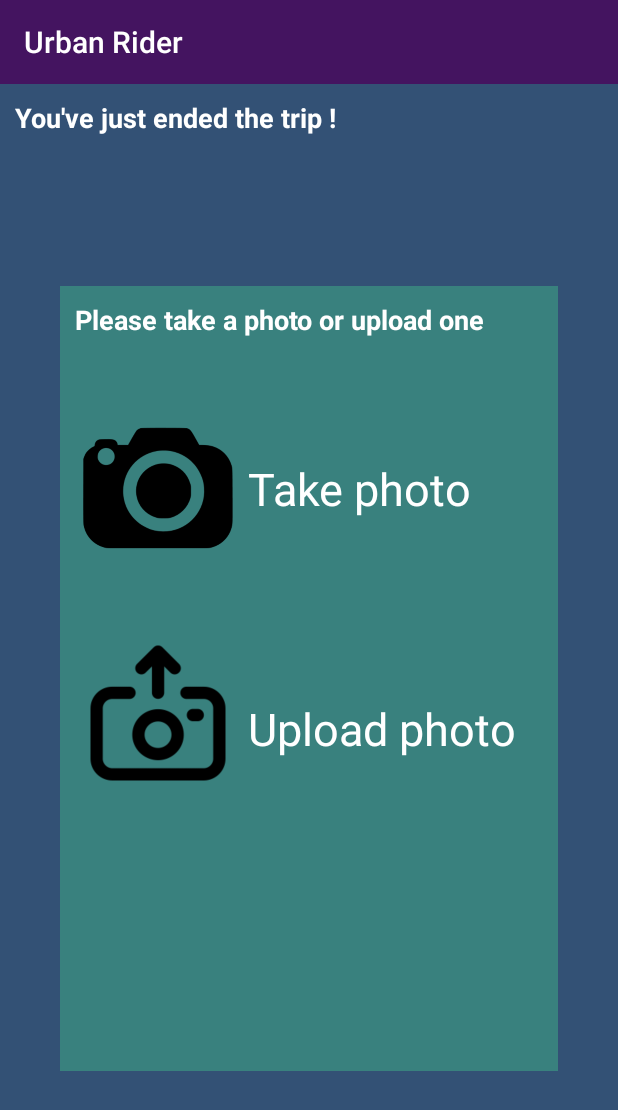
After one commit to MarcusGitAccount/ECHIPA__12__PIU__2020, an Android app: the UploadPhotoActivity screen opened directly, with no data from a screen before it, on a phone screen of 412 x 824 dp. The commit adds this screen. Shown: the top 1110 px of the screen. Run offline under Robolectric (Android 15) with nearby library versions, the phone set to English and light mode, and no system bars.

Commit message:
Scenario 8 - Upload/take photo after end of trip

```diff
--- a/UrbanRider/app/src/main/AndroidManifest.xml
+++ b/UrbanRider/app/src/main/AndroidManifest.xml
@@ -15,6 +15,7 @@
         android:roundIcon="@mipmap/ic_launcher_round"
         android:supportsRtl="true"
         android:theme="@style/AppTheme">
+        <activity android:name=".UploadPhotoActivity" />
         <activity android:name=".ReviewActivity" />
         <activity android:name=".TicketsActivity" />
         <activity
@@ -43,8 +44,7 @@
         <activity
             android:name=".UserMapsActivity"
             android:label="@string/title_activity_user_dashboard"
-            android:theme="@style/AppTheme.NoActionBar">
-        </activity>
+            android:theme="@style/AppTheme.NoActionBar" />
         <activity android:name=".MainActivity" />
         <activity android:name=".NotificationDriverActivity" />
     </application>
--- /dev/null
+++ b/UrbanRider/app/src/main/java/com/piu/urbanrider/UploadPhotoActivity.kt
@@ -0,0 +1,25 @@
+package com.piu.urbanrider
+
+import android.content.Intent
+import android.os.Bundle
+import android.provider.MediaStore
+import android.view.View
+import androidx.appcompat.app.AppCompatActivity
+
+
+class UploadPhotoActivity : AppCompatActivity() {
+    override fun onCreate(savedInstanceState: Bundle?) {
+        super.onCreate(savedInstanceState)
+        setContentView(R.layout.activity_upload_photo)
+    }
+
+    fun uploadPhoto(view: View) {
+        val pickPhoto = Intent(Intent.ACTION_PICK, MediaStore.Images.Media.EXTERNAL_CONTENT_URI)
+        startActivityForResult(pickPhoto, 1)
+    }
+
+    fun takePhoto(view: View){
+        val takePicture = Intent(MediaStore.ACTION_IMAGE_CAPTURE)
+        startActivityForResult(takePicture, 0)
+    }
+}
--- a/UrbanRider/app/src/main/java/com/piu/urbanrider/ui/login/LoginActivity.kt
+++ b/UrbanRider/app/src/main/java/com/piu/urbanrider/ui/login/LoginActivity.kt
@@ -28,7 +28,7 @@ class LoginActivity : AppCompatActivity() {
 
         val username = findViewById<EditText>(R.id.username)
         val password = findViewById<EditText>(R.id.password)
-        val login = findViewById<Button>(R.id.login)
+        val login = findViewById<Button>(R.id.login_btn)
         val loading = findViewById<ProgressBar>(R.id.loading)
 
         loginViewModel = ViewModelProviders.of(this, LoginViewModelFactory())
--- a/UrbanRider/app/src/main/res/layout/activity_login.xml
+++ b/UrbanRider/app/src/main/res/layout/activity_login.xml
@@ -96,7 +96,7 @@
         app:layout_constraintTop_toBottomOf="@id/login_btn"
         android:clickable="true"
         />
-<!--    <ProgressBar
+    <ProgressBar
         android:id="@+id/loading"
         android:layout_width="wrap_content"
         android:layout_height="wrap_content"
@@ -110,5 +110,5 @@
         app:layout_constraintEnd_toEndOf="@+id/password"
         app:layout_constraintStart_toStartOf="@+id/password"
         app:layout_constraintTop_toTopOf="parent"
-        app:layout_constraintVertical_bias="0.3" />-->
+        app:layout_constraintVertical_bias="0.3" />
 </androidx.constraintlayout.widget.ConstraintLayout>
--- /dev/null
+++ b/UrbanRider/app/src/main/res/layout/activity_upload_photo.xml
@@ -0,0 +1,125 @@
+<?xml version="1.0" encoding="utf-8"?>
+<androidx.constraintlayout.widget.ConstraintLayout xmlns:android="http://schemas.android.com/apk/res/android"
+    xmlns:app="http://schemas.android.com/apk/res-auto"
+    xmlns:tools="http://schemas.android.com/tools"
+    android:layout_width="match_parent"
+    android:layout_height="match_parent"
+    android:background="@color/urbanDarkBlue"
+    tools:context=".UploadPhotoActivity">
+
+    <include
+        android:id="@+id/toolbar_layout"
+        layout="@layout/main_toolbar" />
+
+    <androidx.constraintlayout.widget.ConstraintLayout
+        android:layout_width="match_parent"
+        android:layout_height="0dp"
+        android:padding="10dp"
+        app:layout_constraintBottom_toBottomOf="parent"
+        app:layout_constraintTop_toBottomOf="@id/toolbar_layout">
+
+        <TextView
+            android:id="@+id/review_title"
+            android:layout_width="match_parent"
+            android:layout_height="wrap_content"
+            android:text="@string/you_ve_just_ended_the_trip"
+            android:textColor="@color/white"
+            android:textSize="18sp"
+            android:textStyle="bold"
+            app:layout_constraintTop_toTopOf="parent" />
+
+        <androidx.constraintlayout.widget.ConstraintLayout
+            android:layout_width="match_parent"
+            android:layout_height="0dp"
+            android:layout_marginLeft="30dp"
+            android:layout_marginTop="100dp"
+            android:layout_marginRight="30dp"
+            android:layout_marginBottom="100dp"
+            android:background="@color/urbanDarkGreen"
+            android:padding="10dp"
+            app:layout_constraintBottom_toBottomOf="parent"
+            app:layout_constraintTop_toBottomOf="@id/review_title">
+
+            <TextView
+                android:id="@+id/upload_description"
+                android:layout_width="match_parent"
+                android:layout_height="wrap_content"
+                android:text="@string/please_take_a_photo_or_upload_one"
+                android:textColor="@color/white"
+                android:textSize="18sp"
+                android:textStyle="bold"
+                app:layout_constraintTop_toTopOf="parent" />
+
+            <androidx.constraintlayout.widget.ConstraintLayout
+                android:layout_width="match_parent"
+                android:layout_height="wrap_content"
+                android:layout_marginTop="50dp"
+                android:clickable="true"
+                android:onClick="takePhoto"
+                app:layout_constraintTop_toBottomOf="@id/upload_description">
+
+                <ImageView
+                    android:id="@+id/take_photo_img"
+                    android:layout_width="100dp"
+                    android:layout_height="100dp"
+                    android:layout_gravity="center_vertical"
+                    android:layout_marginStart="5dp"
+                    app:layout_constraintStart_toStartOf="parent"
+                    app:layout_constraintTop_toTopOf="parent"
+                    android:src="@drawable/take_photo" />
+
+                <TextView
+                    android:id="@+id/take_photo_text"
+                    android:layout_width="wrap_content"
+                    android:layout_height="wrap_content"
+                    android:layout_gravity="center_vertical"
+                    android:layout_marginTop="30dp"
+                    android:layout_marginStart="10dp"
+                    android:text="@string/take_photo"
+                    android:textSize="30dp"
+                    android:textColor="@color/white"
+                    app:layout_constraintStart_toEndOf="@id/take_photo_img"
+                    app:layout_constraintTop_toTopOf="parent"
+                    />
+
+                <androidx.constraintlayout.widget.ConstraintLayout
+                    android:layout_width="match_parent"
+                    android:layout_height="wrap_content"
+                    app:layout_constraintBottom_toBottomOf="parent"
+                    android:layout_marginTop="50dp"
+                    android:clickable="true"
+                    android:onClick="uploadPhoto"
+                    app:layout_constraintTop_toBottomOf="@id/take_photo_img">
+
+                    <ImageView
+                        android:id="@+id/upload_photo_img"
+                        android:layout_width="100dp"
+                        android:layout_height="100dp"
+                        android:layout_gravity="center_vertical"
+                        android:layout_marginStart="5dp"
+                        app:layout_constraintStart_toStartOf="parent"
+                        app:layout_constraintTop_toTopOf="parent"
+                        android:src="@drawable/upload_photo" />
+
+                    <TextView
+                        android:id="@+id/upload_photo_text"
+                        android:layout_width="wrap_content"
+                        android:layout_height="wrap_content"
+                        android:layout_gravity="center_vertical"
+                        android:layout_marginTop="40dp"
+                        android:layout_marginStart="10dp"
+                        android:text="@string/upload_photo"
+                        android:textSize="30sp"
+                        android:textColor="@color/white"
+                        app:layout_constraintStart_toEndOf="@id/upload_photo_img"
+                        app:layout_constraintTop_toTopOf="parent"
+                        />
+
+                </androidx.constraintlayout.widget.ConstraintLayout>
+
+            </androidx.constraintlayout.widget.ConstraintLayout>
+
+        </androidx.constraintlayout.widget.ConstraintLayout>
+
+    </androidx.constraintlayout.widget.ConstraintLayout>
+</androidx.constraintlayout.widget.ConstraintLayout>
--- a/UrbanRider/app/src/main/res/values/strings.xml
+++ b/UrbanRider/app/src/main/res/values/strings.xml
@@ -37,4 +37,8 @@
     <string name="invalid_username">Not a valid username</string>
     <string name="invalid_password">Password must be >5 characters</string>
     <string name="login_failed">"Login failed"</string>
+    <string name="you_ve_just_ended_the_trip">You\'ve just ended the trip !</string>
+    <string name="please_take_a_photo_or_upload_one">Please take a photo or upload one</string>
+    <string name="take_photo">Take photo</string>
+    <string name="upload_photo">Upload photo</string>
 </resources>
```
Also changed, not shown: UrbanRider/app/src/main/res/drawable/take_photo.png (added), UrbanRider/app/src/main/res/drawable/upload_photo.png (added).
